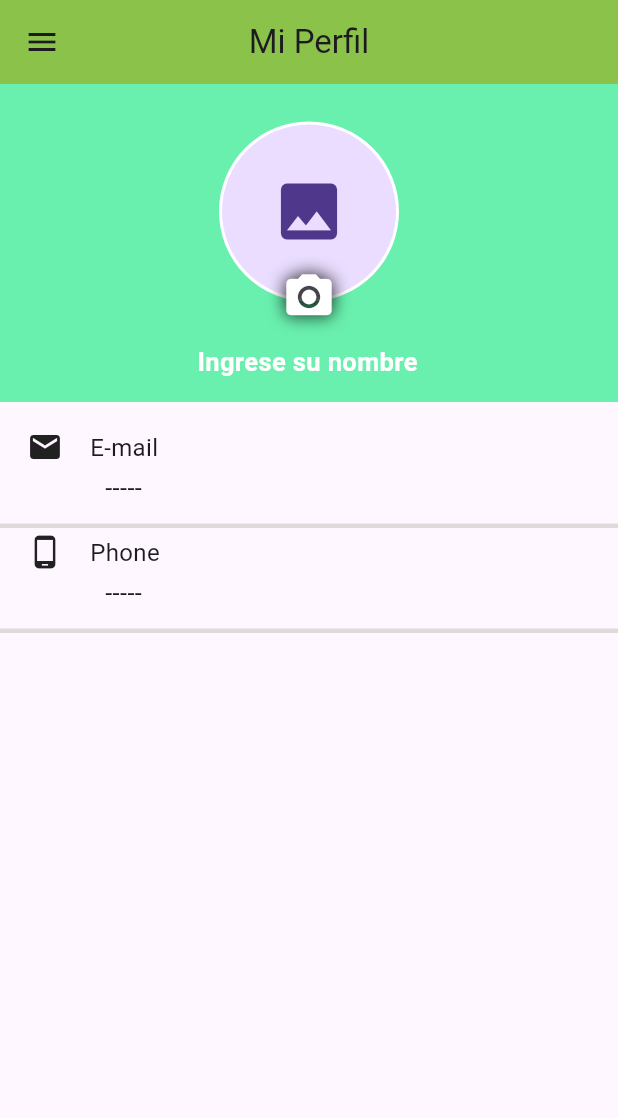
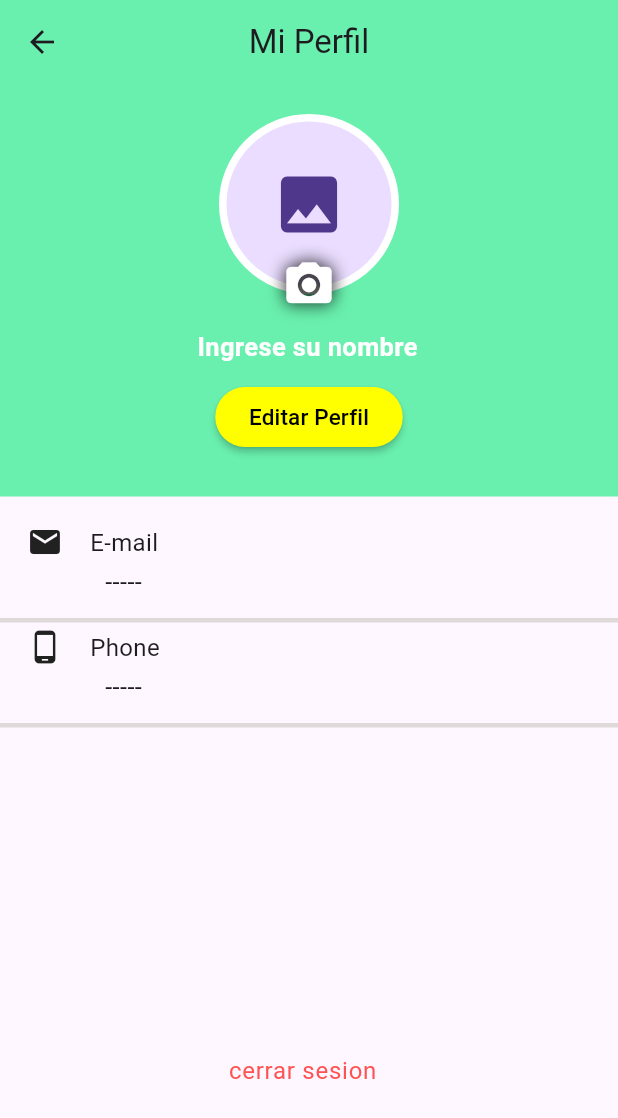
Before and after one commit to roxanaisadora/charitable-aid, a Flutter app: the PerfilScreen screen opened directly, on a phone screen of 412 x 824 dp. Shown: the top 1118 px of the screen. Run offline on Flutter 3.47's test engine with Material 2 defaults, Android fonts, the phone set to English and light mode, and no system bars; our stand-ins replace contained_tab_bar_view, curved_navigation_bar, flutter_secure_storage, image_picker, page_indicator, page_view_indicators and 5 more; missing offline and left inert: flutter_rounded_progress_bar; accounts and stored records are empty; network calls fail.

Commit message:
cambios perfil

```diff
--- a/lib/screen/perfil_screen.dart
+++ b/lib/screen/perfil_screen.dart
@@ -1,4 +1,7 @@
+import 'package:ac/pages/login/register.dart';
+import 'package:ac/pages/login/screenlogin.dart';
 import 'package:ac/providers/storage-provider.dart';
+import 'package:ac/screen/ajustes_screen.dart';
 import 'package:ac/share_preferences/preferences.dart';
 import 'package:ac/widget/custom_drawer.dart';
 import 'package:flutter/material.dart';
@@ -50,16 +53,19 @@ class PerfilScreen extends StatelessWidget {
 
     return Scaffold(
       appBar: AppBar(
-        backgroundColor: Colors.lightGreen,
-        title: const Text('Mi Perfil'),
+        backgroundColor: Colors.greenAccent,
+        title: const Text(
+          'Mi Perfil',
+        ),
         centerTitle: true,
       ),
-      drawer: const CustomDrawerWidget(),
       body: SingleChildScrollView(
         child: Center(
           child: Column(
             children: [
-              Container(
+              SizedBox(
+                height: 275,
+                child: Container(
                   width: double.infinity,
                   decoration: const BoxDecoration(
                     color: Colors.greenAccent,
@@ -70,14 +76,13 @@ class PerfilScreen extends StatelessWidget {
                       children: [
                         Padding(
                           padding: const EdgeInsets.symmetric(
-                                  vertical: 25, horizontal: 10),
+                              vertical: 20, horizontal: 20),
                           child: Container(
                             height: 120,
                             width: 120,
                             decoration: BoxDecoration(
-                                  border:
-                                      Border.all(width: 2, color: Colors.white),
-                                  borderRadius: BorderRadius.circular(100.0),
+                              border: Border.all(width: 5, color: Colors.white),
+                              borderRadius: BorderRadius.circular(80),
                               color: Colors.white,
                             ),
                             child: (storageprovider.image == null)
@@ -86,15 +91,14 @@ class PerfilScreen extends StatelessWidget {
                                     alignment: Alignment.bottomCenter,
                                     children: [
                                       const CircleAvatar(
-                                            radius: 60,
+                                        radius: 150,
                                         child: Icon(Icons.photo, size: 50),
                                       ),
                                       Positioned(
                                         bottom: -25,
                                         child: IconButton(
                                           onPressed: () =>
-                                                    _onAlertButtonsPressed(
-                                                        context),
+                                              _onAlertButtonsPressed(context),
                                           icon: Icon(
                                             Icons.camera_alt,
                                             size: 36,
@@ -104,8 +108,9 @@ class PerfilScreen extends StatelessWidget {
                                                   color: Colors.black,
                                                   blurRadius: 15.0)
                                             ],
-                                                )),
-                                          )
+                                          ),
+                                        ),
+                                      ),
                                     ],
                                   )
                                 : Stack(
@@ -114,15 +119,14 @@ class PerfilScreen extends StatelessWidget {
                                     children: [
                                       CircleAvatar(
                                         radius: 60,
-                                            backgroundImage: FileImage(
-                                                storageprovider.image!),
+                                        backgroundImage:
+                                            FileImage(storageprovider.image!),
                                       ),
                                       Positioned(
                                         bottom: -25,
                                         child: IconButton(
                                           onPressed: () =>
-                                                    _onAlertButtonsPressed(
-                                                        context),
+                                              _onAlertButtonsPressed(context),
                                           icon: Icon(
                                             Icons.camera_alt,
                                             size: 36,
@@ -132,11 +136,13 @@ class PerfilScreen extends StatelessWidget {
                                                   color: Colors.black,
                                                   blurRadius: 15.0)
                                             ],
-                                                )),
-                                          )
+                                          ),
+                                        ),
+                                      ),
                                     ],
                                   ),
-                              )),
+                          ),
+                        ),
                         Padding(
                           padding: const EdgeInsets.only(top: 3),
                           child: Row(
@@ -176,12 +182,38 @@ class PerfilScreen extends StatelessWidget {
                                           fontWeight: FontWeight.bold),
                                     )
                             ],
-                              )),
+                          ),
+                        ),
                         const SizedBox(
                           height: 15,
                         ),
+                        SizedBox(
+                          height: 40,
+                          width: 125,
+                          child: MaterialButton(
+                            shape: RoundedRectangleBorder(
+                              borderRadius: BorderRadius.circular(20),
+                            ),
+                            color: Colors.yellowAccent,
+                            child: const Text(
+                              'Editar Perfil',
+                              style:
+                                  TextStyle(color: Colors.black, fontSize: 15),
+                            ),
+                            onPressed: () {
+                              Navigator.push(
+                                context,
+                                MaterialPageRoute(
+                                    builder: (context) => const AjusteScreen()),
+                              );
+                            },
+                          ),
+                        ),
                       ],
-                      ))),
+                    ),
+                  ),
+                ),
+              ),
               SizedBox(
                 width: double.infinity,
                 child: Column(
@@ -232,8 +264,7 @@ class PerfilScreen extends StatelessWidget {
                                         ),
                                       )
                                     : Text(Preferences.email,
-                                          style:
-                                              const TextStyle(fontSize: 15))),
+                                        style: const TextStyle(fontSize: 15))),
                           ),
                         ],
                       ),
@@ -283,8 +314,7 @@ class PerfilScreen extends StatelessWidget {
                                         ),
                                       )
                                     : Text(Preferences.mobile,
-                                          style:
-                                              const TextStyle(fontSize: 15))),
+                                        style: const TextStyle(fontSize: 15))),
                           ),
                         ],
                       ),
@@ -294,7 +324,31 @@ class PerfilScreen extends StatelessWidget {
                         thickness: 3,
                         color: Color.fromARGB(255, 224, 217, 217)),
                   ],
-                  ))
+                ),
+              ),
+              SizedBox(
+                height: 200,
+              ),
+              Center(
+                child: ListTile(
+                  title: const Text(
+                    'cerrar sesion',
+                    textAlign: TextAlign.center,
+                    style: TextStyle(color: Colors.redAccent),
+                  ),
+                  onTap: () {
+                    Navigator.of(context, rootNavigator: true)
+                        .pushAndRemoveUntil(
+                      MaterialPageRoute(
+                        builder: (BuildContext context) {
+                          return const LoginScreen();
+                        },
+                      ),
+                      (route) => false,
+                    );
+                  },
+                ),
+              ),
             ],
           ),
         ),
```
Also changed, not shown: lib/main.dart (+4 -4 lines), lib/screen/ajustes_screen.dart (+22 -23 lines). Lines whose indentation alone changed are shown as unchanged.
